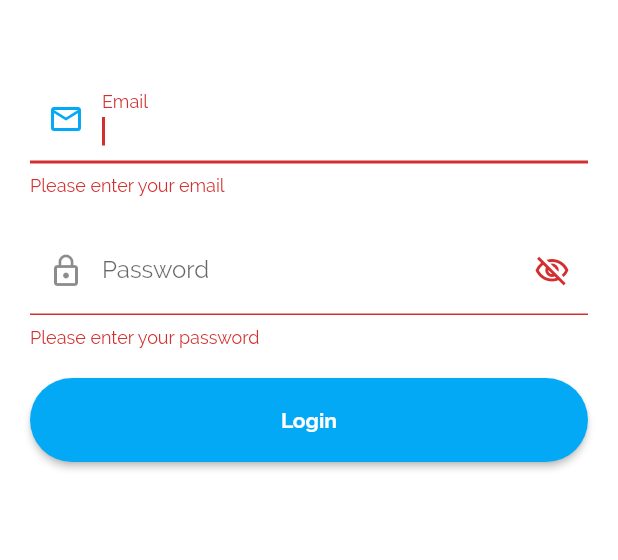
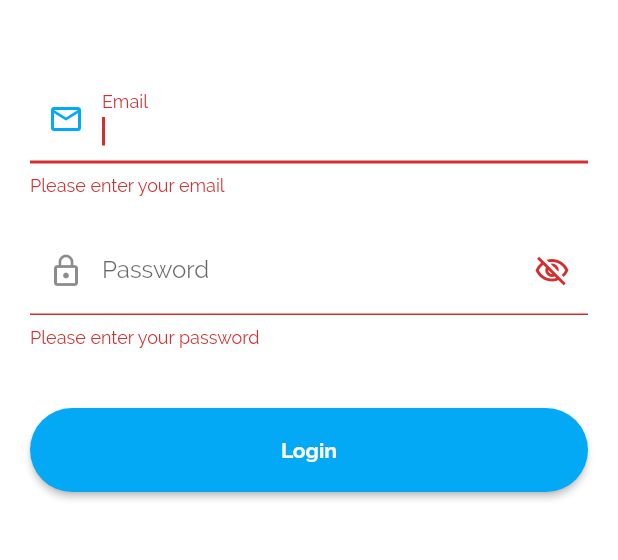
Before and after one commit to asmaahamid02/touristy, a Flutter app: the LoginScreen screen opened by its route, after a tap on "Login", on a phone screen of 412 x 824 dp, the part 234-794 px from its top. Run offline on Flutter 3.47's test engine with Material 2 defaults, Android fonts, the phone set to English and light mode, and no system bars; our stand-ins replace image_picker, location, permission_handler, video_player; missing offline and left inert: country_list_pick, flag.

Commit message:
frontend: linked login to backend

```diff
--- a/touristy_frontend/lib/screens/auth/login_screen.dart
+++ b/touristy_frontend/lib/screens/auth/login_screen.dart
@@ -1,7 +1,11 @@
 import 'package:flutter/material.dart';
-import 'package:touristy_frontend/screens/tabs.dart';
+import 'package:provider/provider.dart';
 import '../../widgets/common_buttons.dart';
 import '../../widgets/logo.dart';
+
+import '../../providers/auth.dart';
+
+import '../../models/http_exception.dart';
 
 class LoginScreen extends StatefulWidget {
   const LoginScreen({super.key});
@@ -22,7 +26,7 @@ class _LoginScreenState extends State<LoginScreen> {
   bool _passwordObscureText = true;
 
   final _user = <String, Object>{};
-
+  var _isLoading = false;
   @override
   void dispose() {
     _emailFocusNode.dispose();
@@ -30,16 +34,61 @@ class _LoginScreenState extends State<LoginScreen> {
     super.dispose();
   }
 
-  void _saveForm() {
+  void _showErrorDialog(String message) {
+    showDialog(
+      context: context,
+      builder: (ctx) => AlertDialog(
+        title: Text('An error occurred!',
+            style: Theme.of(context).textTheme.headline5),
+        content: Text(message),
+        actions: [
+          TextButton(
+            onPressed: () {
+              Navigator.of(ctx).pop();
+            },
+            style: Theme.of(context).textButtonTheme.style?.copyWith(
+                  backgroundColor: MaterialStateProperty.all(
+                    Theme.of(context).errorColor,
+                  ),
+                  foregroundColor: MaterialStateProperty.all(
+                    Colors.white,
+                  ),
+                ),
+            child: const Text('Okay'),
+          ),
+        ],
+      ),
+    );
+  }
+
+  Future<void> _saveForm() async {
     final isValid = _form.currentState!.validate();
     if (!isValid) {
       return;
     }
     _form.currentState!.save();
-    Navigator.of(context)
-        .pushReplacementNamed(Tabs.routeName, arguments: _user);
 
-    print(_user);
+    setState(() {
+      _isLoading = true;
+    });
+    try {
+      await Provider.of<Auth>(context, listen: false)
+          .login(_user['email'] as String, _user['password'] as String);
+
+      if (!mounted) return;
+      Navigator.of(context).pushReplacementNamed('/');
+    } on HttpException catch (error) {
+      final errorMessage = error.toString();
+      _showErrorDialog(errorMessage);
+    } catch (error) {
+      const errorMessage = 'Authentication failed';
+      _showErrorDialog(errorMessage);
+    }
+    setState(() {
+      _isLoading = false;
+    });
+    // Navigator.of(context)
+    //     .pushReplacementNamed(Tabs.routeName, arguments: _user);
   }
 
   @override
@@ -66,10 +115,13 @@ class _LoginScreenState extends State<LoginScreen> {
                   ),
                 ),
               ),
-              PrimaryButton(
-                textLabel: 'Login',
-                onTap: _saveForm,
-              ),
+              const SizedBox(height: 20),
+              _isLoading
+                  ? const CircularProgressIndicator()
+                  : PrimaryButton(
+                      textLabel: 'Login',
+                      onTap: _saveForm,
+                    ),
             ]),
       ),
     );
```
